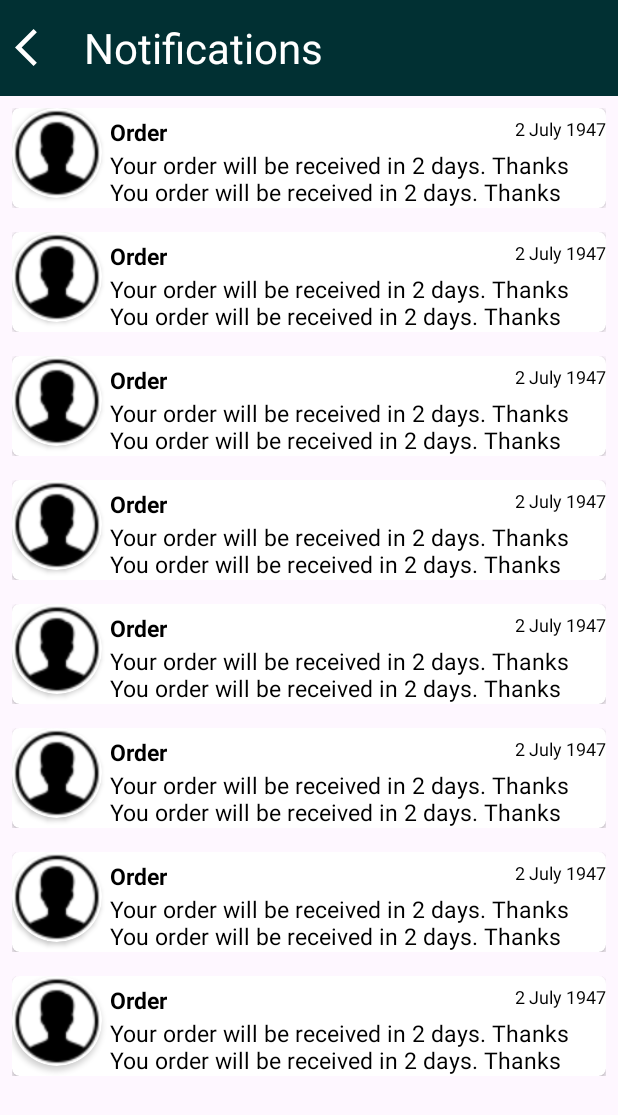
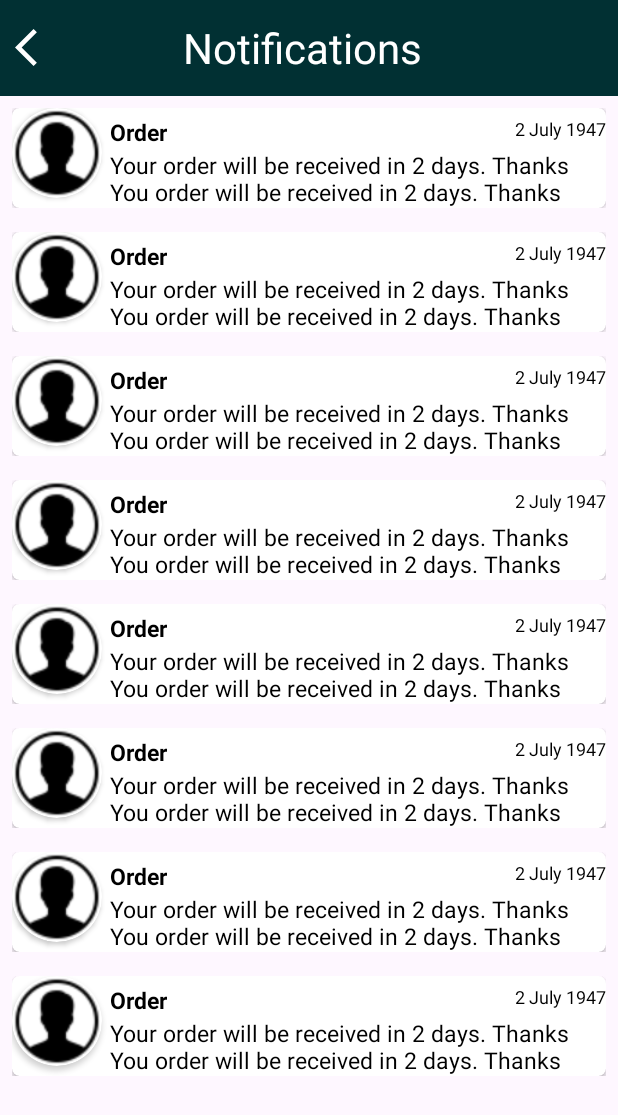
Before and after one commit to adnanyaseen716/ShoppingGrid, an Android app: the NotificationActivity screen opened directly, with no data from a screen before it, on a phone screen of 412 x 824 dp. Shown: the top 1115 px of the screen. Run offline under Robolectric (Android 15) with nearby library versions, the phone set to English and light mode, and no system bars.

Commit message:
New changes for responsiveness.

```diff
--- a/app/src/main/res/layout/activity_notification.xml
+++ b/app/src/main/res/layout/activity_notification.xml
@@ -37,6 +37,7 @@
                 android:layout_height="wrap_content"
                 android:layout_marginStart="40dp"
                 app:title="Notifications"
+                android:layout_centerInParent="true"
                 app:titleTextAppearance="@style/TextAppearance.Material3.HeadlineMedium"
                 app:titleTextColor="@color/white" />
         </RelativeLayout>
@@ -50,7 +51,6 @@
         app:layout_constraintStart_toStartOf="@id/guideline9"
         app:layout_constraintEnd_toEndOf="@id/guideline10"
         app:layout_constraintTop_toBottomOf="@id/appBar"/>
-
 
 
 
--- a/app/src/main/res/layout/row_view_product.xml
+++ b/app/src/main/res/layout/row_view_product.xml
@@ -31,6 +31,7 @@
             android:layout_height="wrap_content"
             android:text="Product Name"
             android:textStyle="bold"
+            style="@android:style/TextAppearance.DeviceDefault.Medium"
             android:layout_marginStart="10dp"
             android:singleLine="true"
             android:textSize="13sp"
--- a/app/src/main/res/layout/rv_cart.xml
+++ b/app/src/main/res/layout/rv_cart.xml
@@ -1,5 +1,6 @@
 <?xml version="1.0" encoding="utf-8"?>
-<androidx.constraintlayout.widget.ConstraintLayout xmlns:android="http://schemas.android.com/apk/res/android"
+<androidx.constraintlayout.widget.ConstraintLayout
+    xmlns:android="http://schemas.android.com/apk/res/android"
     xmlns:tools="http://schemas.android.com/tools"
     android:layout_width="match_parent"
     android:layout_height="match_parent"
--- a/app/src/main/res/values/themes.xml
+++ b/app/src/main/res/values/themes.xml
@@ -40,4 +40,7 @@
         <item name="android:textSize">@dimen/micro_txt_size</item>
         <item name="android:textColor">@color/black</item>
     </style>
+
+
+
 </resources>
```
